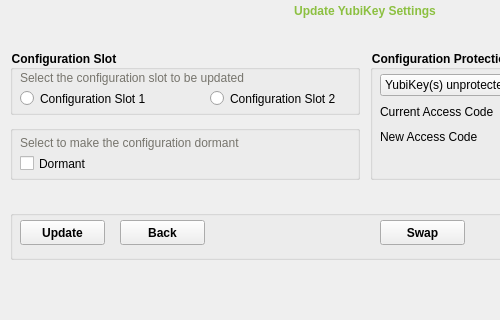
Before: the Qt Designer form src/ui/settingpage.ui in Yubico/yubikey-personalization-gui, drawn with Qt 5; both pictures show x 0 to 500 and y 0 to 320 of the 730 by 650 pixel window.
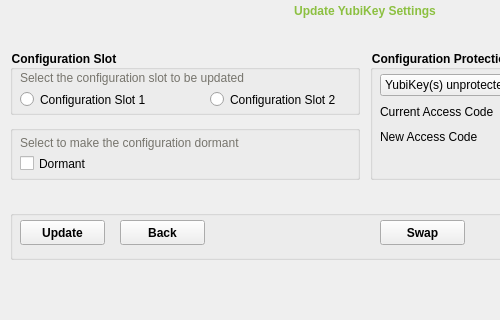
After: the same form once the commit is applied. The open tabs and pages were chosen to show the change. Icons and pictures are not drawn.

Commit message: change height of radio buttons so whole button can be seen

The edit to the form file:
```diff
--- a/src/ui/settingpage.ui
+++ b/src/ui/settingpage.ui
@@ -1388,7 +1388,7 @@
        <x>10</x>
        <y>40</y>
        <width>151</width>
-       <height>17</height>
+       <height>19</height>
       </rect>
      </property>
      <property name="styleSheet">
@@ -1410,7 +1410,7 @@
        <x>200</x>
        <y>40</y>
        <width>151</width>
-       <height>17</height>
+       <height>19</height>
       </rect>
      </property>
      <property name="styleSheet">
```
Left out of the diff: 4 changed lines with no effect on the pictures. The commit also changes 5 other files.
